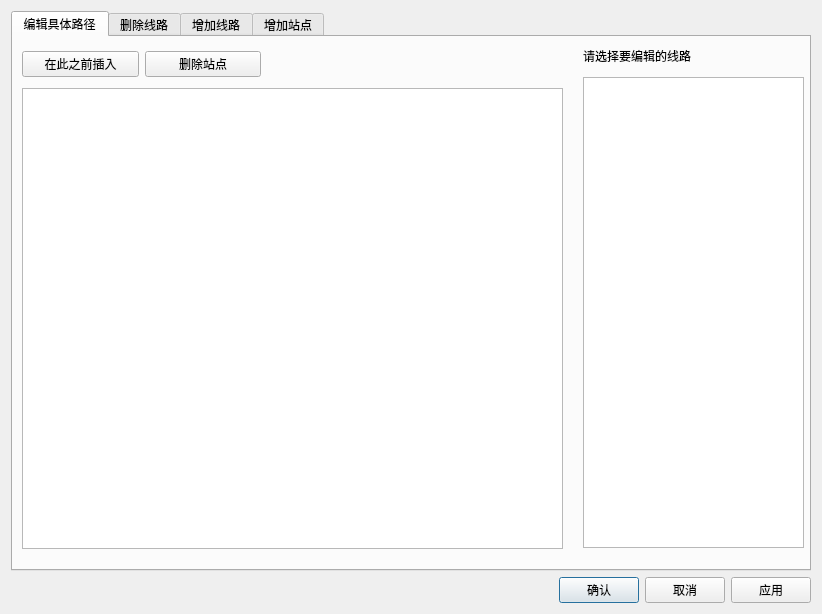
This is editroutes.ui in DanielBamboo/bus-route-map as Qt 5 draws it before an edit. The edited form follows.
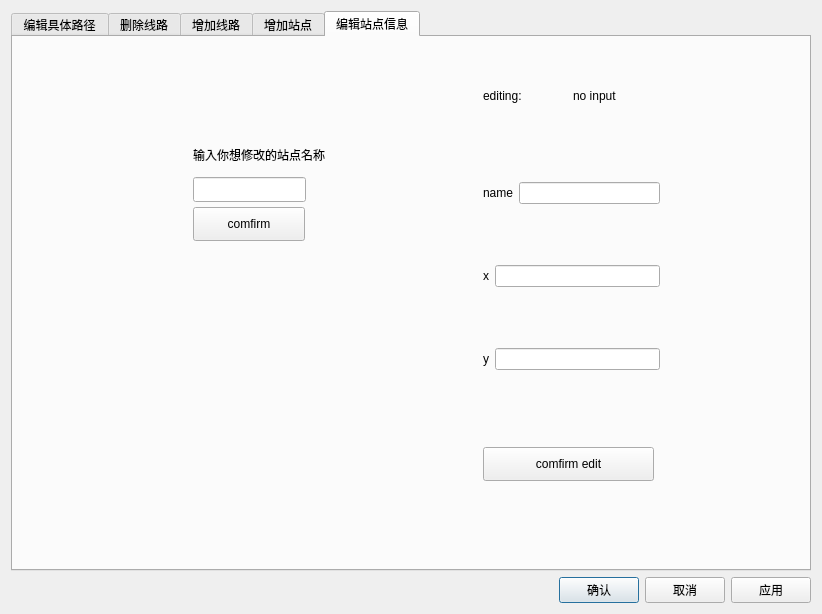
This is the edited form. Custom widgets are drawn as their Qt base class.

Diff of the .ui file:
```diff
--- a/editroutes.ui
+++ b/editroutes.ui
@@ -55,7 +55,7 @@
    <item row="0" column="0">
     <widget class="QTabWidget" name="tabWidget">
      <property name="currentIndex">
-      <number>0</number>
+      <number>4</number>
      </property>
      <widget class="QWidget" name="tab">
       <attribute name="title">
@@ -366,10 +366,151 @@
        </property>
       </widget>
      </widget>
+     <widget class="QWidget" name="tab_5">
+      <attribute name="title">
+       <string>编辑站点信息</string>
+      </attribute>
+      <widget class="QWidget" name="verticalLayoutWidget_5">
+       <property name="geometry">
+        <rect>
+         <x>470</x>
+         <y>90</y>
+         <width>177</width>
+         <height>301</height>
+        </rect>
+       </property>
+       <layout class="QVBoxLayout" name="verticalLayout_5">
+        <item>
+         <layout class="QHBoxLayout" name="horizontalLayout_7">
+          <item>
+           <widget class="QLabel" name="label_9">
+            <property name="text">
+             <string>name</string>
+            </property>
+           </widget>
+          </item>
+          <item>
+           <widget class="QLineEdit" name="tab5_name_edit"/>
+          </item>
+         </layout>
+        </item>
+        <item>
+         <layout class="QHBoxLayout" name="horizontalLayout_8">
+          <item>
+           <widget class="QLabel" name="label_10">
+            <property name="text">
+             <string>x</string>
+            </property>
+           </widget>
+          </item>
+          <item>
+           <widget class="QLineEdit" name="tab5_x_edit"/>
+          </item>
+         </layout>
+        </item>
+        <item>
+         <layout class="QHBoxLayout" name="horizontalLayout_9">
+          <item>
+           <widget class="QLabel" name="label_11">
+            <property name="text">
+             <string>y</string>
+            </property>
+           </widget>
+          </item>
+          <item>
+           <widget class="QLineEdit" name="tab5_y_edit"/>
+          </item>
+         </layout>
+        </item>
+       </layout>
+      </widget>
+      <widget class="SearchBox" name="tab5_enter_name">
+       <property name="geometry">
+        <rect>
+         <x>180</x>
+         <y>140</y>
+         <width>113</width>
+         <height>25</height>
+        </rect>
+       </property>
+      </widget>
+      <widget class="QPushButton" name="tab5_show_info_button">
+       <property name="geometry">
+        <rect>
+         <x>180</x>
+         <y>170</y>
+         <width>112</width>
+         <height>34</height>
+        </rect>
+       </property>
+       <property name="text">
+        <string>comfirm</string>
+       </property>
+      </widget>
+      <widget class="QLabel" name="label_12">
+       <property name="geometry">
+        <rect>
+         <x>180</x>
+         <y>107</y>
+         <width>221</width>
+         <height>21</height>
+        </rect>
+       </property>
+       <property name="text">
+        <string>输入你想修改的站点名称</string>
+       </property>
+      </widget>
+      <widget class="QPushButton" name="tab5_comfirm_edit_button">
+       <property name="geometry">
+        <rect>
+         <x>470</x>
+         <y>410</y>
+         <width>171</width>
+         <height>34</height>
+        </rect>
+       </property>
+       <property name="text">
+        <string>comfirm edit</string>
+       </property>
+      </widget>
+      <widget class="QLabel" name="label_13">
+       <property name="geometry">
+        <rect>
+         <x>470</x>
+         <y>50</y>
+         <width>81</width>
+         <height>18</height>
+        </rect>
+       </property>
+       <property name="text">
+        <string>editing:</string>
+       </property>
+      </widget>
+      <widget class="QLabel" name="label_14">
+       <property name="geometry">
+        <rect>
+         <x>560</x>
+         <y>50</y>
+         <width>81</width>
+         <height>18</height>
+        </rect>
+       </property>
+       <property name="text">
+        <string>no input</string>
+       </property>
+      </widget>
+     </widget>
     </widget>
    </item>
   </layout>
  </widget>
+ <customwidgets>
+  <customwidget>
+   <class>SearchBox</class>
+   <extends>QLineEdit</extends>
+   <header>.\search_box\searchbox.h</header>
+  </customwidget>
+ </customwidgets>
  <resources/>
  <connections/>
 </ui>
```
